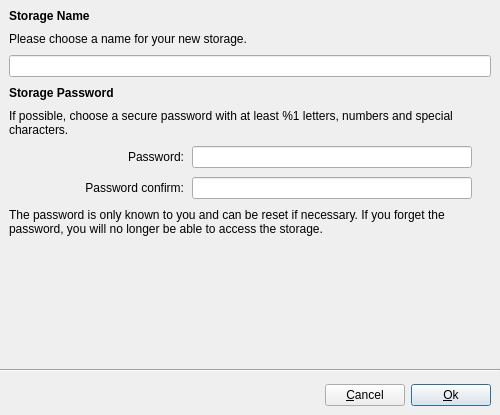
This is src/ui/Storage/NewStorageDialog.ui in chmmou/olbaflinx as Qt 5 draws it before an edit. The edited form follows.
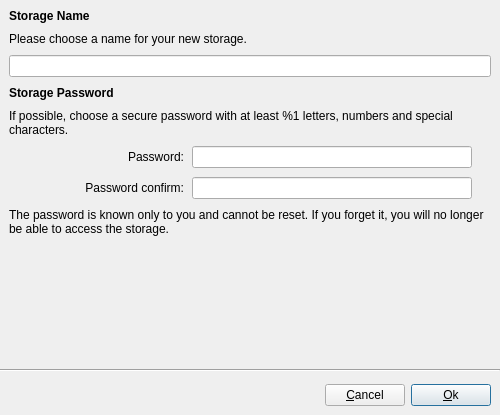
This is the edited form. Icons and pictures are not drawn.

Diff of the .ui file:
```diff
--- a/src/ui/Storage/NewStorageDialog.ui
+++ b/src/ui/Storage/NewStorageDialog.ui
@@ -294,7 +294,7 @@
      <item>
       <widget class="QLabel" name="labelVaultPasswordDescriptionBottom">
        <property name="text">
-        <string>The password is only known to you and can be reset if necessary. If you forget the password, you will no longer be able to access the storage.</string>
+        <string>The password is known only to you and cannot be reset. If you forget it, you will no longer be able to access the storage.</string>
        </property>
        <property name="textFormat">
         <enum>Qt::TextFormat::PlainText</enum>
```
Left out of the diff: 18 changed lines with no effect on the pictures.
